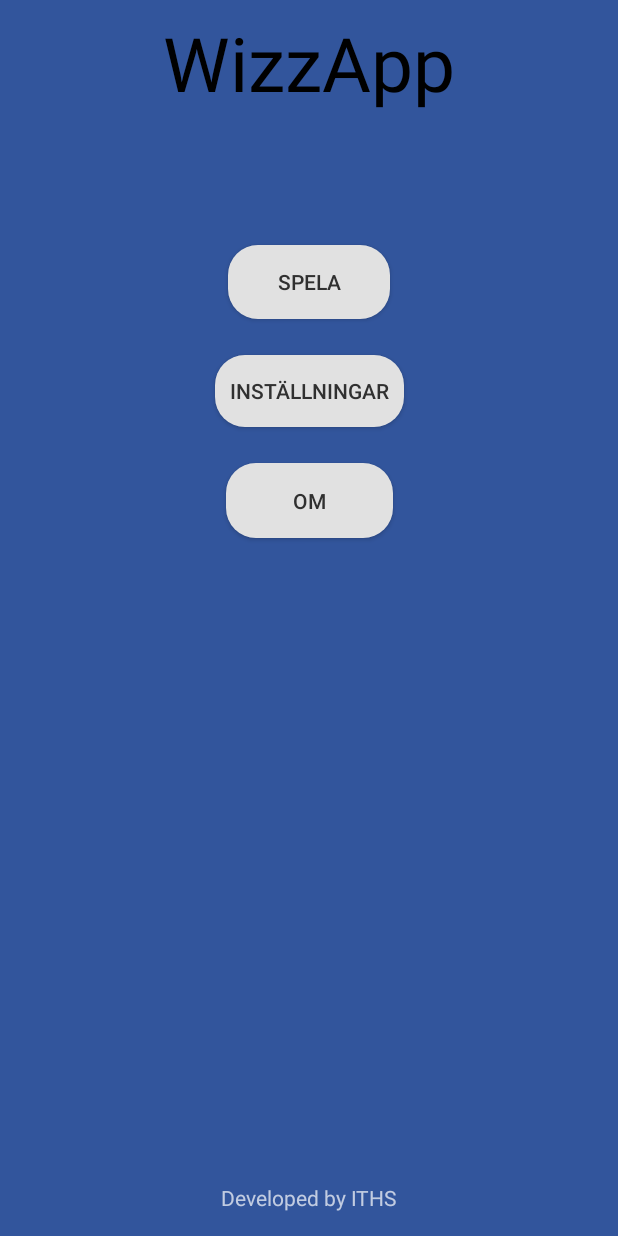
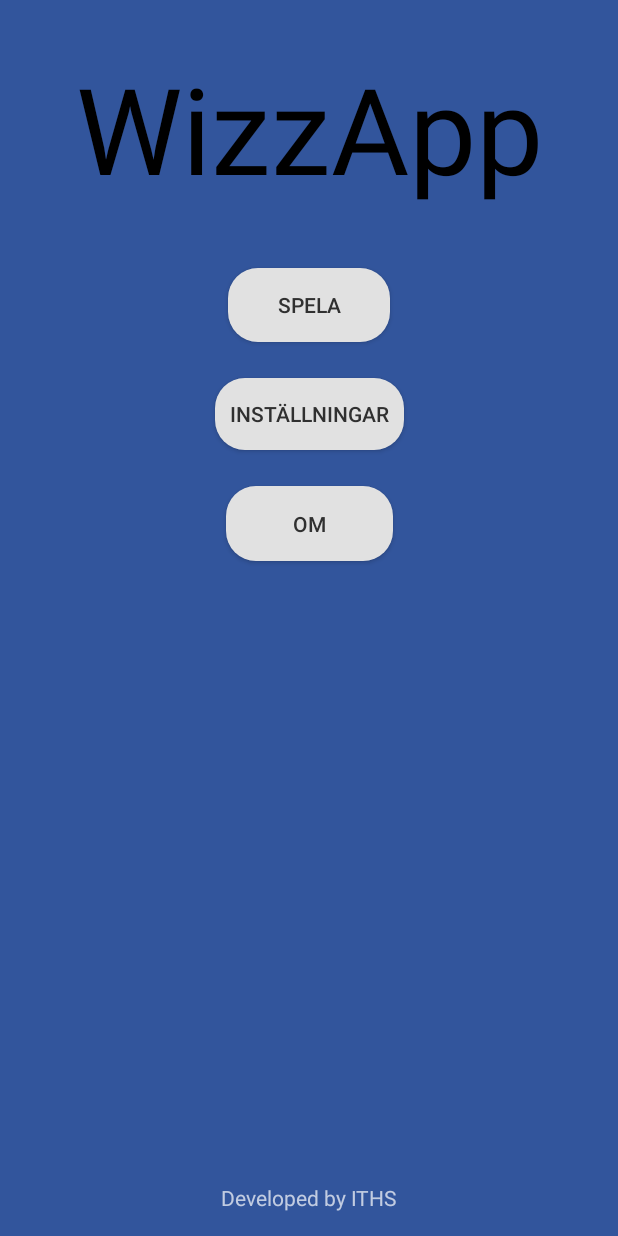
Before and after one commit to Knapiii/Case2-quizz, an Android app: the screen it shows after launch (TestActivity), on a phone screen of 412 x 824 dp. Run offline under Robolectric (Android 15) with nearby library versions, the phone set to English and light mode, and no system bars; Roboto replaces fonts that are not available here.

Commit message:
Add: förslag på utseende för mainActivity - test 2

```diff
--- a/app/src/main/res/layout/activity_test.xml
+++ b/app/src/main/res/layout/activity_test.xml
@@ -13,12 +13,12 @@
         android:layout_height="wrap_content"
         android:layout_marginEnd="8dp"
         android:layout_marginStart="8dp"
-        android:layout_marginTop="8dp"
+        android:layout_marginTop="32dp"
         android:fontFamily="@font/lobster_two_bold"
         android:text="@string/AppName"
         android:textAlignment="center"
         android:textColor="@android:color/background_dark"
-        android:textSize="50sp"
+        android:textSize="80sp"
         app:layout_constraintEnd_toEndOf="parent"
         app:layout_constraintStart_toStartOf="parent"
         app:layout_constraintTop_toTopOf="parent" />
@@ -29,7 +29,7 @@
         android:layout_height="49dp"
         android:layout_marginEnd="8dp"
         android:layout_marginStart="8dp"
-        android:layout_marginTop="88dp"
+        android:layout_marginTop="40dp"
         android:background="@drawable/button_shape"
         android:text="@string/spela"
         android:textColor="?android:attr/colorBackground"
```
